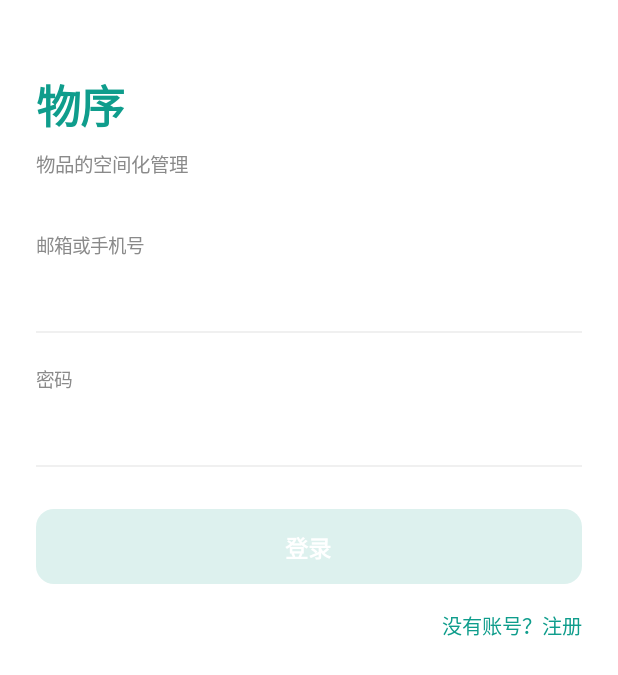
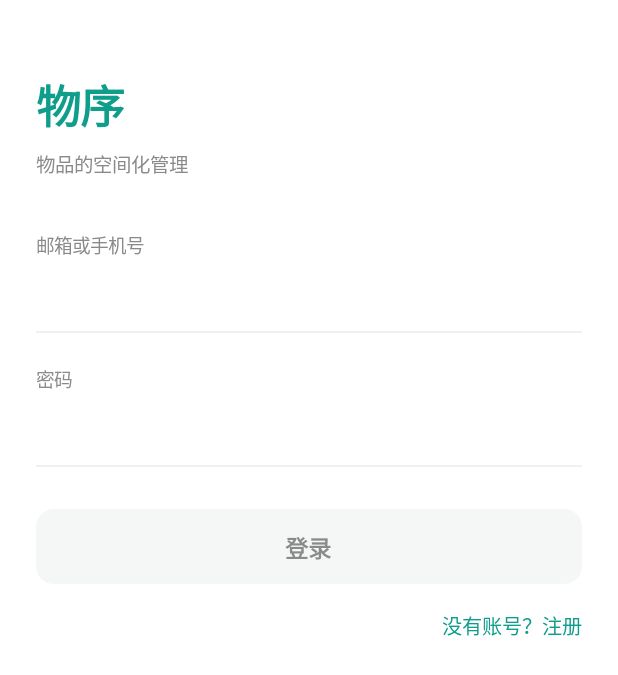
Before and after one commit to LFHacker/Order, an Android app built with Jetpack Compose: the screen it shows after launch (MainActivity), on a phone screen of 412 x 824 dp. Shown: the top 675 px of the screen. Run offline under Robolectric (Android 15) with nearby library versions, the phone set to English and light mode, and no system bars; pictures from the network do not load.

Commit message:
fix(android): 登录/注册页未避让状态栏；禁用按钮配色
- 未登录分支在外面补 systemBarsPadding（此前只有主流程那个 Box 有，早退漏掉了）
- 主按钮禁用态改用主题 Soft2 + 次要文字色，深色下不再是一块亮色
- 版本 debug-0.6.1B-20261122（versionCode 17）

```diff
--- a/android/app/build.gradle.kts
+++ b/android/app/build.gradle.kts
@@ -14,8 +14,8 @@ android {
         applicationId = "online.lfcloud.order"
         minSdk = 26
         targetSdk = 36
-        versionCode = 16
-        versionName = "debug-0.6.1A-20261122"
+        versionCode = 17
+        versionName = "debug-0.6.1B-20261122"
     }
 
     buildTypes {
--- a/android/app/src/main/java/online/lfcloud/order/MainActivity.kt
+++ b/android/app/src/main/java/online/lfcloud/order/MainActivity.kt
@@ -106,7 +106,9 @@ private fun OrderApp(vm: OrderViewModel) {
     LaunchedEffect(Unit) { vm.checkSession() }
 
     if (!vm.loggedIn) {
-        AuthFlow(vm)
+        Box(Modifier.fillMaxSize().background(Bg).systemBarsPadding()) {
+            AuthFlow(vm)
+        }
         return
     }
 
--- a/android/app/src/main/java/online/lfcloud/order/ui/AuthScreens.kt
+++ b/android/app/src/main/java/online/lfcloud/order/ui/AuthScreens.kt
@@ -44,6 +44,7 @@ import online.lfcloud.order.ui.theme.HairLine
 import online.lfcloud.order.ui.theme.Ink
 import online.lfcloud.order.ui.theme.Muted
 import online.lfcloud.order.ui.theme.MutedLight
+import online.lfcloud.order.ui.theme.Soft2
 import online.lfcloud.order.ui.theme.Teal
 
 @Composable
@@ -213,7 +214,7 @@ private fun PrimaryButton(
     Box(
         Modifier.fillMaxWidth().padding(horizontal = 24.dp).height(50.dp)
             .clip(RoundedCornerShape(12.dp))
-            .background(if (enabled) Teal else Color(0xFFDDF1EE))
+            .background(if (enabled) Teal else Soft2)
             .then(if (enabled) Modifier.clickable(onClick = onClick) else Modifier),
         contentAlignment = Alignment.Center
     ) {
@@ -223,8 +224,11 @@ private fun PrimaryButton(
                 modifier = Modifier.size(20.dp)
             )
         } else {
-            Text(text, fontSize = 15.5.sp, fontWeight = FontWeight.SemiBold,
-                color = Color.White, letterSpacing = 0.3.sp)
+            Text(
+                text, fontSize = 15.5.sp, fontWeight = FontWeight.SemiBold,
+                color = if (enabled) Color.White else Muted,
+                letterSpacing = 0.3.sp
+            )
         }
     }
 }
```
Also changed, not shown: 1 other file.
